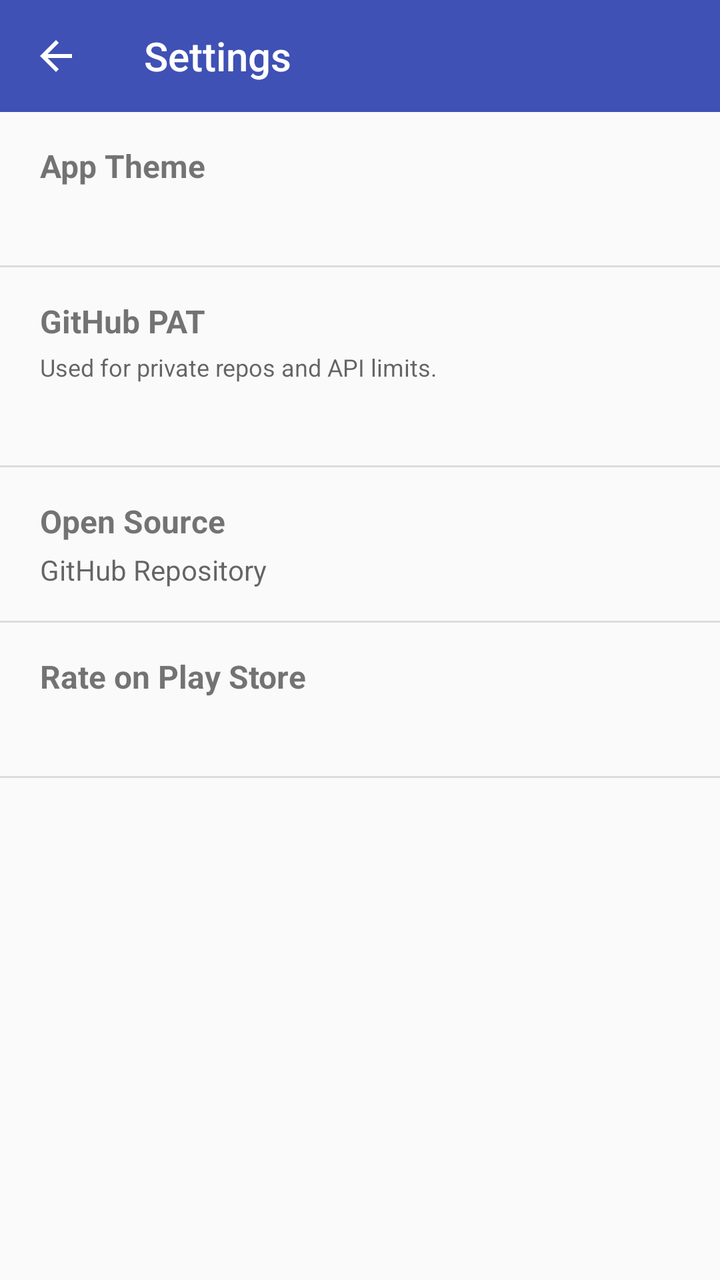
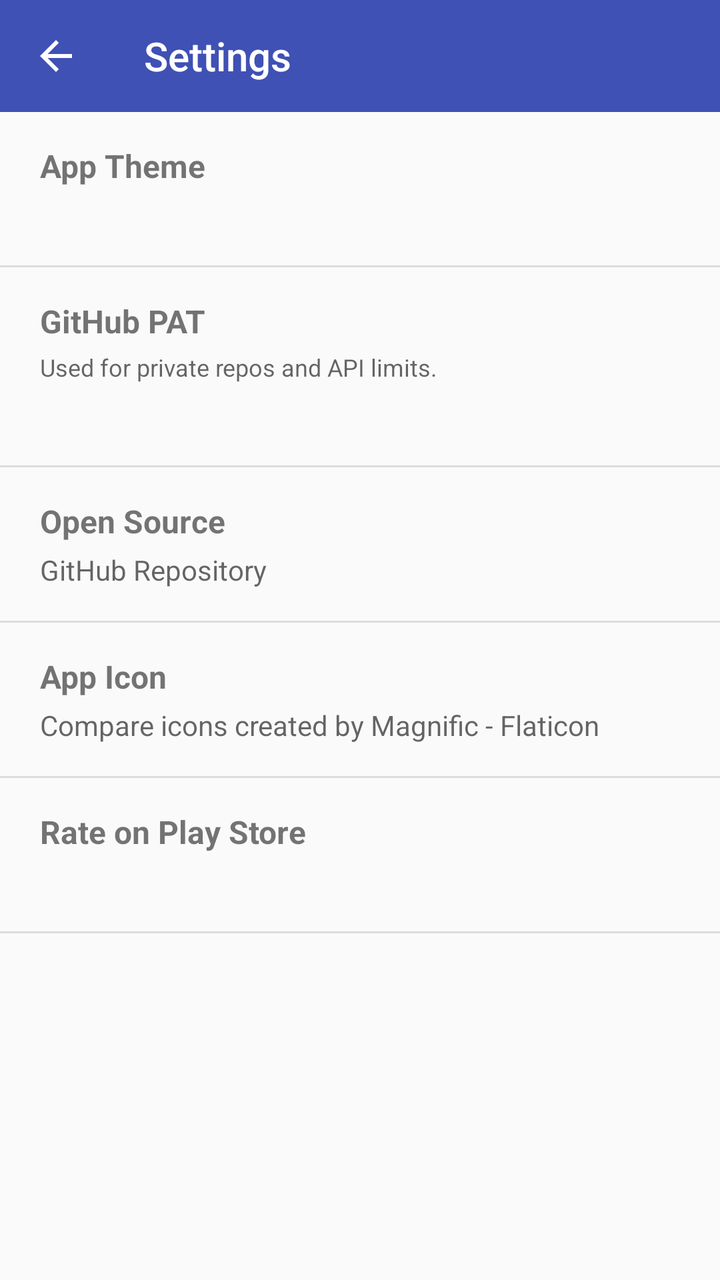

Before-and-after screenshots of an Android layout around one commit, followed by the original layout XML and the change that was made.
<!-- AndroidManifest.xml: application theme Theme.SplitDiff -->
<!-- res/layout/fragment_settings.xml -->
<?xml version="1.0" encoding="utf-8"?>
<LinearLayout xmlns:android="http://schemas.android.com/apk/res/android"
    xmlns:app="http://schemas.android.com/apk/res-auto"
    android:layout_width="match_parent"
    android:layout_height="match_parent"
    android:orientation="vertical"
    android:background="?android:colorBackground"
    android:clickable="true"
    android:focusable="true">

    <androidx.appcompat.widget.Toolbar
        android:id="@+id/toolbar"
        android:layout_width="match_parent"
        android:layout_height="?attr/actionBarSize"
        android:background="?attr/colorPrimary"
        android:theme="@style/ThemeOverlay.AppCompat.Dark.ActionBar"
        app:title="@string/title_settings"
        app:titleTextColor="@android:color/white"
        app:navigationIcon="@drawable/ic_arrow_back" />

    <ScrollView
        android:layout_width="match_parent"
        android:layout_height="match_parent"
        android:fillViewport="true">

        <LinearLayout
            android:layout_width="match_parent"
            android:layout_height="wrap_content"
            android:orientation="vertical">

            
            <LinearLayout
                android:id="@+id/layoutSettingTheme"
                android:layout_width="match_parent"
                android:layout_height="wrap_content"
                android:orientation="vertical"
                android:background="?attr/selectableItemBackground"
                android:clickable="true"
                android:focusable="true"
                android:paddingHorizontal="20dp"
                android:paddingVertical="16dp">

                <TextView
                    android:layout_width="wrap_content"
                    android:layout_height="wrap_content"
                    android:text="@string/setting_app_theme"
                    android:textSize="16sp"
                    android:textStyle="bold" />

                <TextView
                    android:id="@+id/tvThemeValue"
                    android:layout_width="wrap_content"
                    android:layout_height="wrap_content"
                    android:layout_marginTop="4dp"
                    android:textSize="14sp"
                    android:textColor="?android:textColorSecondary" />
            </LinearLayout>

            <View
                android:layout_width="match_parent"
                android:layout_height="1dp"
                android:background="?android:attr/listDivider" />

            
            <LinearLayout
                android:id="@+id/layoutSettingGithubToken"
                android:layout_width="match_parent"
                android:layout_height="wrap_content"
                android:orientation="vertical"
                android:background="?attr/selectableItemBackground"
                android:clickable="true"
                android:focusable="true"
                android:paddingHorizontal="20dp"
                android:paddingVertical="16dp">

                <TextView
                    android:layout_width="wrap_content"
                    android:layout_height="wrap_content"
                    android:text="@string/setting_github_token_title"
                    android:textSize="16sp"
                    android:textStyle="bold" />

                <TextView
                    android:layout_width="wrap_content"
                    android:layout_height="wrap_content"
                    android:layout_marginTop="4dp"
                    android:text="@string/setting_github_token_desc"
                    android:textSize="12sp"
                    android:textColor="?android:textColorSecondary" />

                <TextView
                    android:id="@+id/tvGithubTokenValue"
                    android:layout_width="wrap_content"
                    android:layout_height="wrap_content"
                    android:layout_marginTop="6dp"
                    android:textSize="14sp"
                    android:textColor="?android:textColorSecondary" />
            </LinearLayout>

            <View
                android:layout_width="match_parent"
                android:layout_height="1dp"
                android:background="?android:attr/listDivider" />


            
            <LinearLayout
                android:id="@+id/layoutSettingOpenSource"
                android:layout_width="match_parent"
                android:layout_height="wrap_content"
                android:orientation="vertical"
                android:background="?attr/selectableItemBackground"
                android:clickable="true"
                android:focusable="true"
                android:paddingHorizontal="20dp"
                android:paddingVertical="16dp">

                <TextView
                    android:layout_width="wrap_content"
                    android:layout_height="wrap_content"
                    android:text="@string/setting_open_source"
                    android:textSize="16sp"
                    android:textStyle="bold" />

                <TextView
                    android:layout_width="wrap_content"
                    android:layout_height="wrap_content"
                    android:layout_marginTop="4dp"
                    android:text="@string/setting_open_source_desc"
                    android:textSize="14sp"
                    android:textColor="?android:textColorSecondary" />
            </LinearLayout>

            <View
                android:layout_width="match_parent"
                android:layout_height="1dp"
                android:background="?android:attr/listDivider" />

            
            <LinearLayout
                android:id="@+id/layoutSettingPlayStore"
                android:layout_width="match_parent"
                android:layout_height="wrap_content"
                android:orientation="vertical"
                android:background="?attr/selectableItemBackground"
                android:clickable="true"
                android:focusable="true"
                android:paddingHorizontal="20dp"
                android:paddingVertical="16dp">

                <TextView
                    android:layout_width="wrap_content"
                    android:layout_height="wrap_content"
                    android:text="@string/setting_play_store"
                    android:textSize="16sp"
                    android:textStyle="bold" />

                <TextView
                    android:id="@+id/tvAppVersion"
                    android:layout_width="wrap_content"
                    android:layout_height="wrap_content"
                    android:layout_marginTop="4dp"
                    android:textSize="14sp"
                    android:textColor="?android:textColorSecondary" />
            </LinearLayout>

            <View
                android:layout_width="match_parent"
                android:layout_height="1dp"
                android:background="?android:attr/listDivider" />

        </LinearLayout>
    </ScrollView>

</LinearLayout>
<!-- resources referenced by this layout -->
<resources>
  <!-- drawable ic_arrow_back (drawable) -->
  <vector xmlns:android="http://schemas.android.com/apk/res/android"
      android:width="24dp"
      android:height="24dp"
      android:viewportWidth="24"
      android:viewportHeight="24">
      <path
          android:fillColor="#FFFFFFFF"
          android:pathData="M20,11H7.83l5.59,-5.59L12,4l-8,8 8,8 1.41,-1.41L7.83,13H20v-2z"/>
  </vector>
  <string name="setting_app_theme">App Theme</string>
  <string name="setting_github_token_desc">Used for private repos and API limits.</string>
  <string name="setting_github_token_title">GitHub PAT</string>
  <string name="setting_open_source">Open Source</string>
  <string name="setting_open_source_desc">GitHub Repository</string>
  <string name="setting_play_store">Rate on Play Store</string>
  <string name="title_settings">Settings</string>
  <style name="Theme.SplitDiff" parent="Theme.AppCompat.DayNight.NoActionBar">
          <item name="colorPrimary">@color/colorPrimary</item>
          <item name="colorPrimaryDark">@color/colorPrimaryDark</item>
          <item name="colorAccent">@color/colorAccent</item>
      </style>
  <color name="colorPrimary">#3F51B5</color>
  <color name="colorPrimaryDark">#303F9F</color>
  <color name="colorAccent">#FF4081</color>
</resources>

<!-- the commit's change to res/layout/fragment_settings.xml (unified diff, before → after) -->
@@ -136,6 +136,40 @@
                 android:layout_height="1dp"
                 android:background="?android:attr/listDivider" />
 
+
+            
+            <LinearLayout
+                android:id="@+id/layoutSettingAppIconCredit"
+                android:layout_width="match_parent"
+                android:layout_height="wrap_content"
+                android:orientation="vertical"
+                android:background="?attr/selectableItemBackground"
+                android:clickable="true"
+                android:focusable="true"
+                android:paddingHorizontal="20dp"
+                android:paddingVertical="16dp">
+
+                <TextView
+                    android:layout_width="wrap_content"
+                    android:layout_height="wrap_content"
+                    android:text="@string/setting_app_icon_credit"
+                    android:textSize="16sp"
+                    android:textStyle="bold" />
+
+                <TextView
+                    android:layout_width="wrap_content"
+                    android:layout_height="wrap_content"
+                    android:layout_marginTop="4dp"
+                    android:text="@string/setting_app_icon_credit_desc"
+                    android:textSize="14sp"
+                    android:textColor="?android:textColorSecondary" />
+            </LinearLayout>
+
+            <View
+                android:layout_width="match_parent"
+                android:layout_height="1dp"
+                android:background="?android:attr/listDivider" />
+
             
             <LinearLayout
                 android:id="@+id/layoutSettingPlayStore"
<!-- resource entries referenced after the edit -->
@@ -10,6 +10,8 @@
           android:fillColor="#FFFFFFFF"
           android:pathData="M20,11H7.83l5.59,-5.59L12,4l-8,8 8,8 1.41,-1.41L7.83,13H20v-2z"/>
   </vector>
+  <string name="setting_app_icon_credit">App Icon</string>
+  <string name="setting_app_icon_credit_desc">Compare icons created by Magnific - Flaticon</string>
   <string name="setting_app_theme">App Theme</string>
   <string name="setting_github_token_desc">Used for private repos and API limits.</string>
   <string name="setting_github_token_title">GitHub PAT</string>
